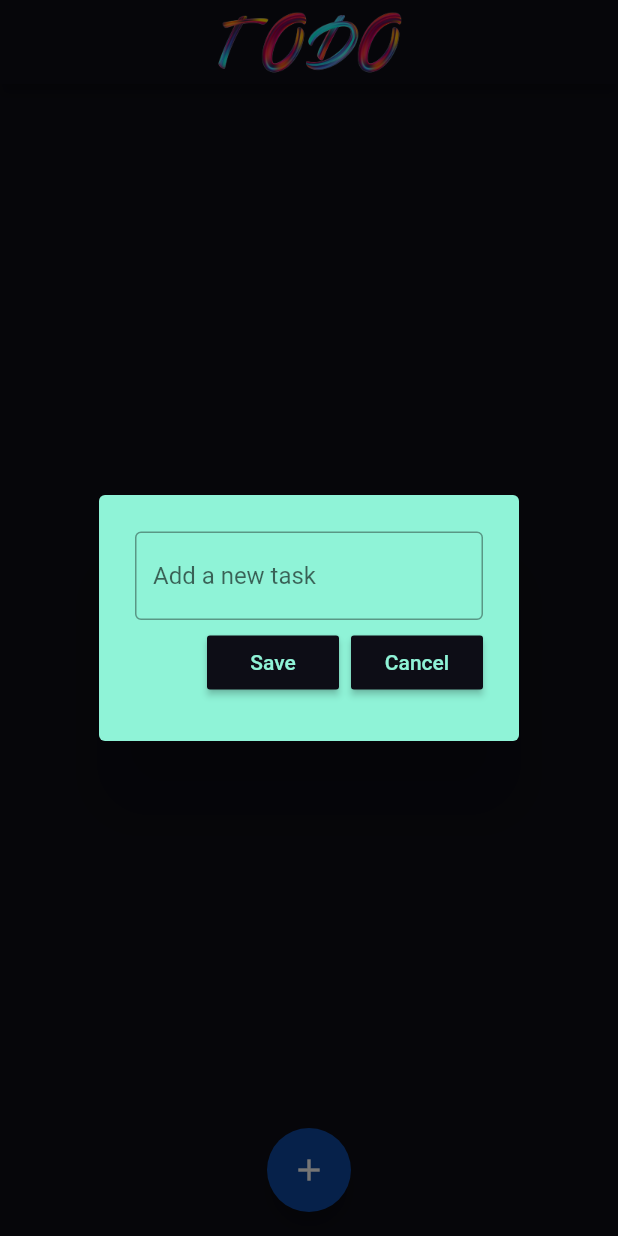
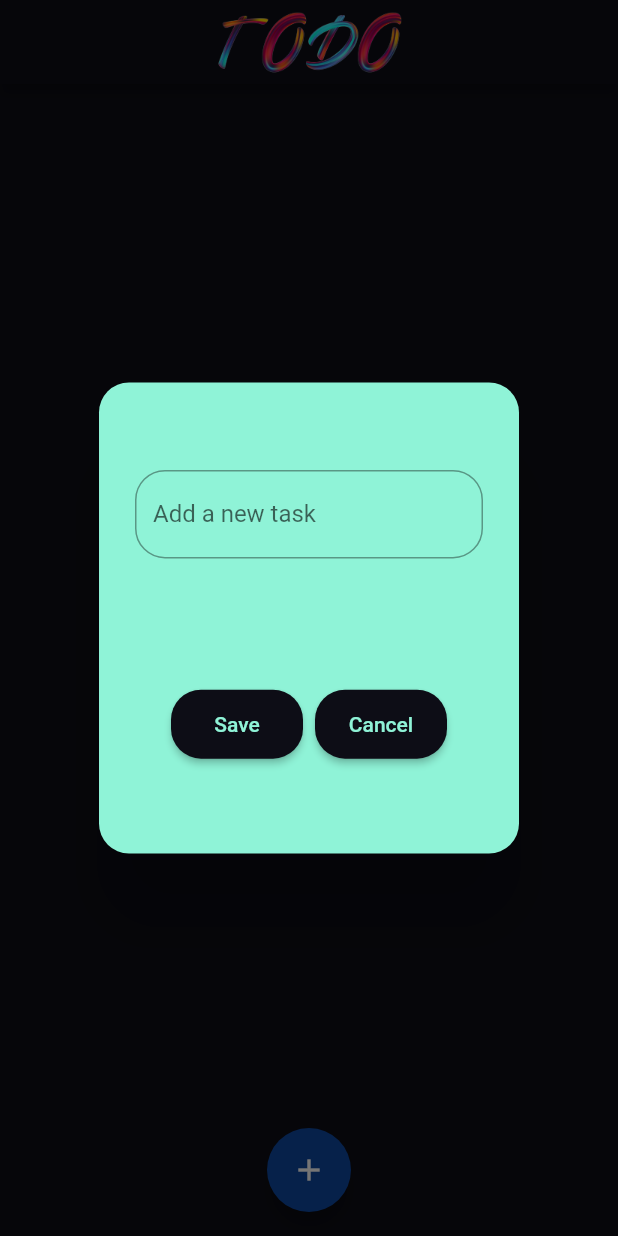
Before and after one commit to kursat-ozturk/todo_app, a Flutter app: the screen it shows after launch, after a tap on the "add" icon, on a phone screen of 412 x 824 dp. Run offline on Flutter 3.47's test engine with Material 2 defaults, Android fonts, the phone set to English and light mode, and no system bars; our stand-ins replace flutter_slidable, hive_flutter; accounts and stored records are empty.

Commit message:
bug fixed

```diff
--- a/lib/main.dart
+++ b/lib/main.dart
@@ -1,8 +1,6 @@
 import 'package:flutter/material.dart';
 import 'package:hive_flutter/hive_flutter.dart';
 import 'package:todo_app/pages/splash_page.dart';
-
-import 'pages/home_page.dart';
 
 void main() async {
   // init the hive
--- a/lib/pages/splash_page.dart
+++ b/lib/pages/splash_page.dart
@@ -13,7 +13,7 @@ class ToDoSplash extends StatelessWidget {
     });
 
     return Scaffold(
-      backgroundColor: Color(0xff0D0D16),
+      backgroundColor: const Color(0xff0D0D16),
       body: Center(
         child: Column(
           mainAxisAlignment: MainAxisAlignment.center,
@@ -24,7 +24,7 @@ class ToDoSplash extends StatelessWidget {
               height: 500,
               fit: BoxFit.contain,
             ),
-            SizedBox(
+            const SizedBox(
               width: 50,
               height: 50,
               child: CircularProgressIndicator(
--- a/lib/util/dialog_box.dart
+++ b/lib/util/dialog_box.dart
@@ -17,24 +17,28 @@ class DialogBox extends StatelessWidget {
   @override
   Widget build(BuildContext context) {
     return AlertDialog(
+      shape: RoundedRectangleBorder(borderRadius: BorderRadius.circular(20)),
       backgroundColor: const Color.fromARGB(255, 143, 243, 215),
-      content: Container(
-        height: 120,
+      content: SizedBox(
+        height: 270,
         child: Column(
           mainAxisAlignment: MainAxisAlignment.spaceEvenly,
           children: [
             // get user input
             TextField(
               controller: controller,
-              decoration: const InputDecoration(
-                border: OutlineInputBorder(),
+              cursorColor: const Color(0xff0D0D16),
+              decoration: InputDecoration(
+                border: OutlineInputBorder(
+                  borderRadius: BorderRadius.circular(20),
+                ),
                 hintText: "Add a new task",
               ),
             ),
-
+            const SizedBox(height: 10),
             // buttons -> save + cancel
             Row(
-              mainAxisAlignment: MainAxisAlignment.end,
+              mainAxisAlignment: MainAxisAlignment.center,
               children: [
                 // save button
                 MyButton(text: "Save", onPressed: onSave),
--- a/lib/util/my_button.dart
+++ b/lib/util/my_button.dart
@@ -12,6 +12,10 @@ class MyButton extends StatelessWidget {
   @override
   Widget build(BuildContext context) {
     return MaterialButton(
+      shape: RoundedRectangleBorder(
+        borderRadius: BorderRadius.circular(20),
+      ),
+      padding: const EdgeInsets.all(15),
       onPressed: onPressed,
       color: const Color(0xff0D0D16),
       child: Text(
```
Also changed, not shown: lib/util/todo_tile.dart (+63 -2 lines).
